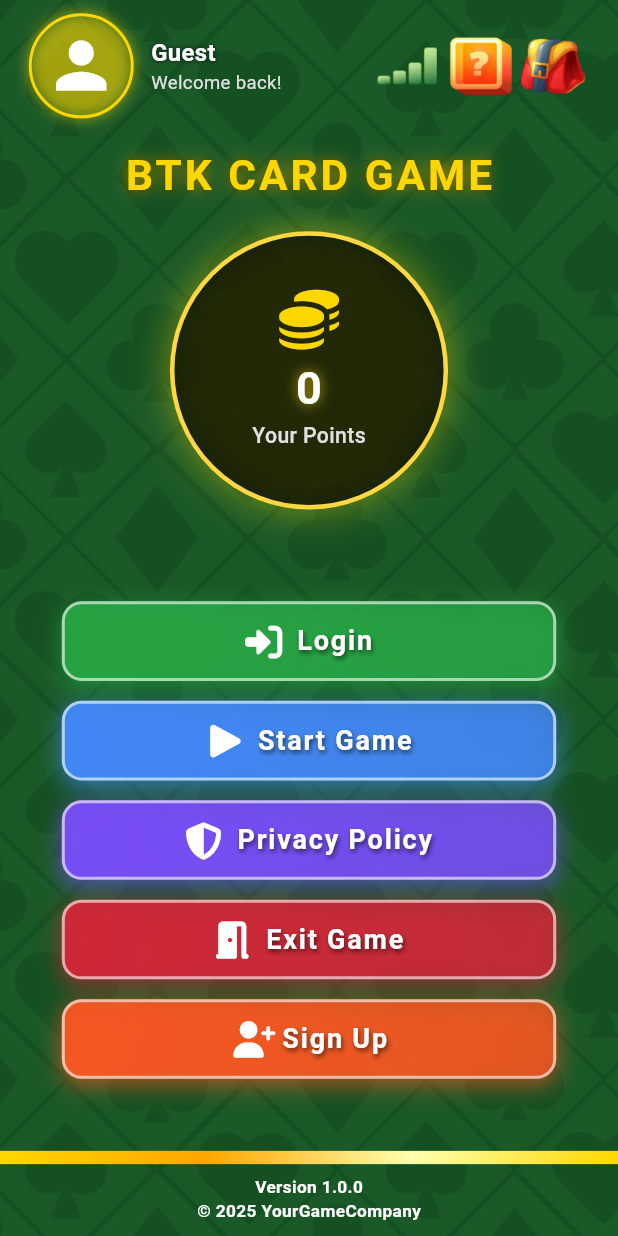
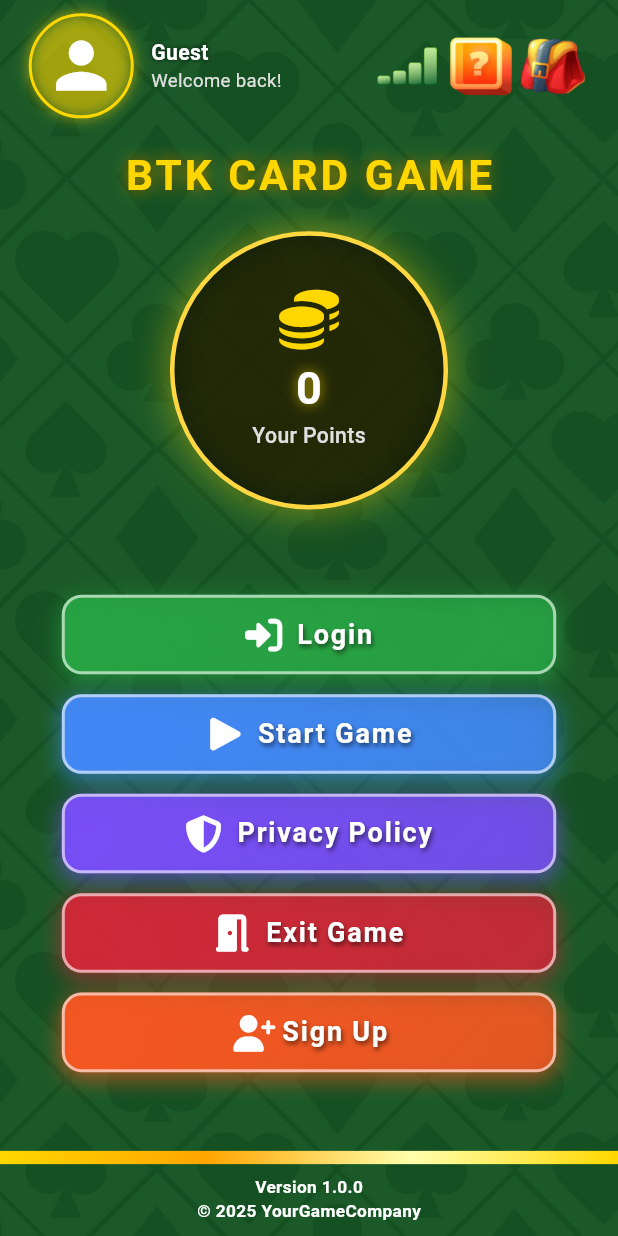
Before and after one commit to muhammedhosgor/BTK-GAME, a Flutter app: the screen it shows after launch, on a phone screen of 412 x 824 dp. Run offline on Flutter 3.47's test engine with Material 3 defaults, Android fonts, the phone set to English and light mode, and no system bars; our stand-ins replace connectivity_plus, dio, dropdown_button2, easy_localization, envied, equatable and 12 more; missing offline and left inert: switch_button; generated files the repository leaves out were written again; network calls fail; project files that could hold a hidden picture were left out.

```diff
--- a/lib/core/network/network_manager/network_manager.dart
+++ b/lib/core/network/network_manager/network_manager.dart
@@ -14,8 +14,8 @@ class NetworkManager {
   }
 
   // API URL, sabit değer
-  //final String _baseUrl = "https://btkgameapi.linsabilisim.com/"; //AppEnvironmentItems.apiKey.value;
-  final String _baseUrl = "https://goapi.linsabilisim.com/"; //AppEnvironmentItems.apiKey.value;
+  final String _baseUrl = "https://btkgameapi.linsabilisim.com/"; //AppEnvironmentItems.apiKey.value;
+  // final String _baseUrl = "https://goapi.linsabilisim.com/"; //AppEnvironmentItems.apiKey.value;
 
   // Dio nesnesi, late olarak tanımlanmış
   late final Dio _dio;
--- a/lib/feature/auth/login/view/login_view.dart
+++ b/lib/feature/auth/login/view/login_view.dart
@@ -97,7 +97,7 @@ class _LoginViewState extends State<LoginView> {
                               style: TextStyle(
                                 color: kWhiteColor,
                                 fontWeight: FontWeight.bold,
-                                fontSize: 18.sp,
+                                fontSize: 16.sp,
                                 shadows: [Shadow(color: Colors.black.withOpacity(0.8), blurRadius: 4)],
                               )),
                           Text('Welcome back!',
@@ -217,7 +217,7 @@ class _LoginViewState extends State<LoginView> {
                 },
               ),
 
-              SizedBox(height: 30.h),
+              SizedBox(height: 20.h),
 
               // === Ana Menü Butonları ===
               Expanded(
```
Also changed, not shown: lib/feature/home/view/home_view.dart (+28 -19 lines).
